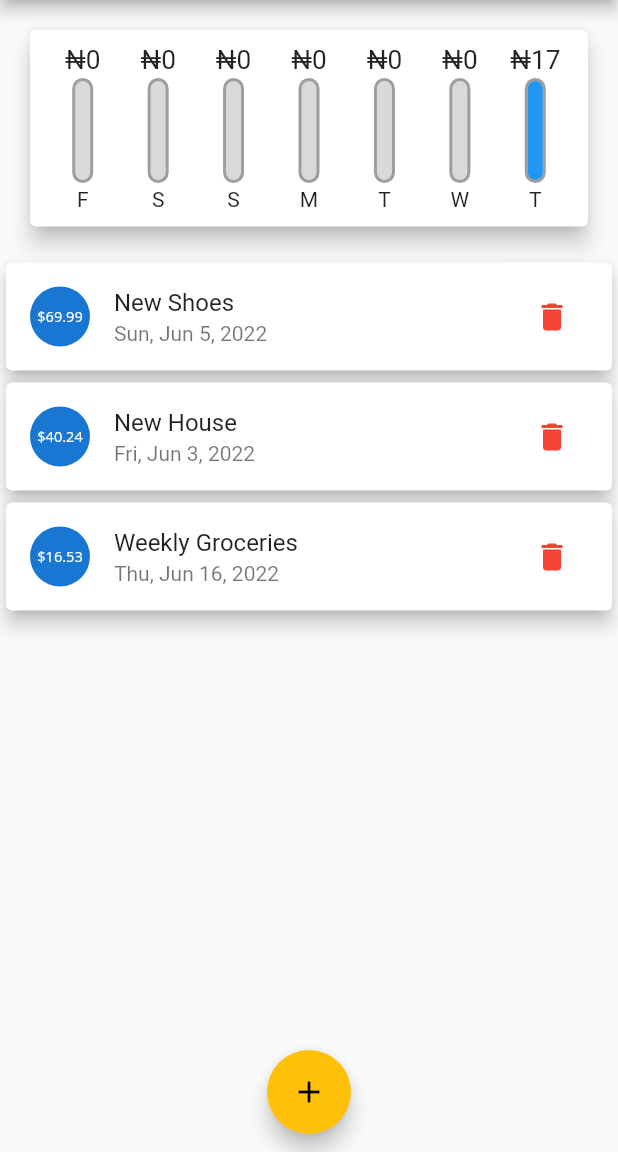
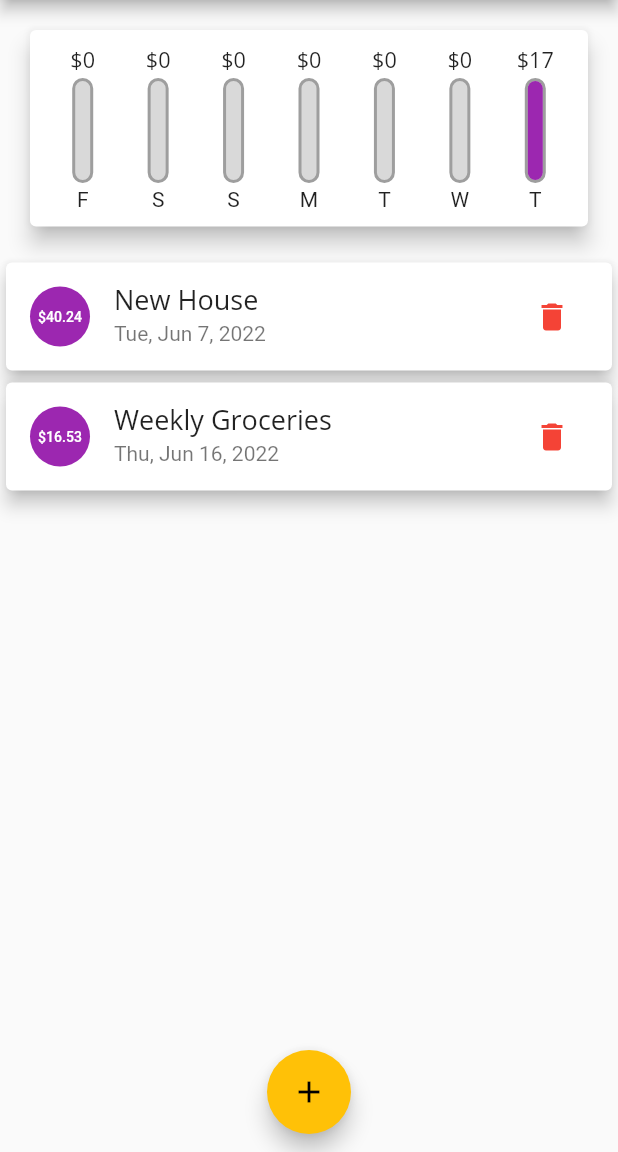
Before and after one commit to Cyph33r/myFinance, a Flutter app: the screen it shows after launch, after a tap on the "delete" icon, on a phone screen of 412 x 824 dp, the part 84-1236 px from its top. Run offline on Flutter 3.47's test engine with Material 2 defaults, Android fonts, the phone set to English and light mode, and no system bars; Roboto replaces fonts that are missing (Droid Sans).

Commit message:
made changes

```diff
--- a/lib/main.dart
+++ b/lib/main.dart
@@ -9,7 +9,7 @@ import 'models/transaction.dart';
 void main() => runApp(MyApp());
 
 class MyApp extends StatefulWidget {
-  MyApp({Key? key}) : super(key: key);
+  const MyApp({Key? key}) : super(key: key);
 
   @override
   State<MyApp> createState() => _MyAppState();
@@ -24,19 +24,19 @@ class _MyAppState extends State<MyApp> {
         colorScheme: ColorScheme.fromSwatch(
                 primarySwatch: Colors.purple, accentColor: Colors.amber)
             .copyWith(secondary: Colors.amber),
-        fontFamily: 'Quicksand',
+        fontFamily: 'Droid Sans',
         appBarTheme: AppBarTheme(
           titleTextStyle: ThemeData.dark()
               .textTheme
-              .subtitle2
+              .subtitle1
               ?.copyWith(fontSize: 20, fontFamily: 'OpenSans'),
         ),
         textTheme: ThemeData.light().textTheme.copyWith(
-              subtitle2: TextStyle(
-                fontWeight: FontWeight.bold,
-                fontSize: 17,
-                fontFamily: 'OpenSans',
-              ),
+              subtitle1: TextStyle(
+                  fontSize: 18,
+                  fontFamily: 'Quicksand',
+                  fontWeight: FontWeight.normal),
+              button: TextStyle(color: Colors.white),
             ),
       ),
       home: MyHomePage(),
@@ -45,28 +45,29 @@ class _MyAppState extends State<MyApp> {
 }
 
 class MyHomePage extends StatefulWidget {
-  MyHomePage({Key? key}) : super(key: key);
+  const MyHomePage({Key? key}) : super(key: key);
 
   @override
   State<MyHomePage> createState() => _MyHomePageState();
 }
 
 class _MyHomePageState extends State<MyHomePage> {
+  static int lastIndex = 0;
   final List<Transaction> userTransactions = [
     Transaction(
-      id: 1,
+      id: lastIndex++,
       title: 'New Shoes',
       amount: 69.99,
       date: DateTime(2022, 6, 5),
     ),
     Transaction(
-      id: 2,
+      id: lastIndex++,
       title: 'New House',
       amount: 40.24,
-      date: DateTime(2022, 6, 3),
+      date: DateTime(2022, 6, 7),
     ),
     Transaction(
-      id: 2,
+      id: lastIndex++,
       title: 'Weekly Groceries',
       amount: 16.53,
       date: DateTime.now(),
@@ -78,14 +79,20 @@ class _MyHomePageState extends State<MyHomePage> {
           transaction.date.isAfter(DateTime.now().subtract(Duration(days: 7))))
       .toList();
 
-  void addNewTransaction(String txTitle, double txAmount) {
+  void _addNewTransaction(
+      String txTitle, double txAmount, DateTime transactionDate) {
     Transaction newTx = Transaction(
       title: txTitle,
       amount: txAmount,
-      date: DateTime.now(),
-      id: DateTime.now().millisecondsSinceEpoch,
+      date: transactionDate,
+      id: lastIndex++,
     );
     setState(() => userTransactions.add(newTx));
+  }
+
+  void _deleteTransaction(int id) {
+    setState(() =>
+        userTransactions.removeWhere((transaction) => transaction.id == id));
   }
 
   void startNewTransaction(BuildContext context) {
@@ -95,7 +102,7 @@ class _MyHomePageState extends State<MyHomePage> {
           return GestureDetector(
             onTap: () {},
             behavior: HitTestBehavior.opaque,
-            child: NewTransaction(addNewTransaction),
+            child: NewTransaction(_addNewTransaction),
           );
         });
   }
@@ -120,7 +127,7 @@ class _MyHomePageState extends State<MyHomePage> {
           crossAxisAlignment: CrossAxisAlignment.stretch,
           children: <Widget>[
             Chart(recentTransactions),
-            TransactionList(userTransactions),
+            TransactionList(userTransactions,_deleteTransaction),
           ],
         ),
       ),
--- a/lib/models/transaction.dart
+++ b/lib/models/transaction.dart
@@ -1,5 +1,5 @@
 class Transaction {
-  int id;
+  final int id;
   String title;
   double amount;
   DateTime date;
@@ -11,4 +11,8 @@ class Transaction {
     required this.date,
   });
 
+  @override
+  String toString() {
+    return '[id: $id\ntitle: $title\namount: $amount\ndate: $date\n]';
+  }
 }
--- a/lib/widgets/chart.dart
+++ b/lib/widgets/chart.dart
@@ -5,12 +5,11 @@ import '../models/transaction.dart';
 import 'chart_bar.dart';
 
 class Chart extends StatelessWidget {
-  List<Transaction> recentTransaction;
+  final List<Transaction> recentTransaction;
 
-  Chart(this.recentTransaction, {Key? key}) : super(key: key);
+  const Chart(this.recentTransaction, {Key? key}) : super(key: key);
 
   List<Map<String, Object>> get groupedTransactions {
-    print(recentTransaction);
     return List.generate(7, (index) {
       final weekDay = DateTime.now().subtract(Duration(days: index));
       var totalAmount = 0.0;
@@ -21,12 +20,12 @@ class Chart extends StatelessWidget {
           totalAmount += transaction.amount;
         }
       }
-      print('amount $totalAmount');
       return {
         'day': DateFormat('E').format(weekDay)[0],
         'amount': totalAmount
       };
     }).reversed.toList();
+
   }
 
   double get totalSpending {
--- a/lib/widgets/chart_bar.dart
+++ b/lib/widgets/chart_bar.dart
@@ -6,7 +6,7 @@ class ChartBar extends StatelessWidget {
   final double pctOfTotalSpent;
 
   ChartBar(this.label, this.spending, this.pctOfTotalSpent, {Key? key})
-      : super(key: key) {}
+      : super(key: key);
 
   @override
   Widget build(BuildContext context) {
@@ -17,7 +17,8 @@ class ChartBar extends StatelessWidget {
           height: 20,
           child: FittedBox(
             child: Text(
-              '₦${spending.toStringAsFixed(0)}',
+              '\$${spending.toStringAsFixed(0)}',
+              style: Theme.of(context).textTheme.subtitle1,
             ),
           ),
         ),
@@ -34,11 +35,12 @@ class ChartBar extends StatelessWidget {
                   color: const Color.fromARGB(255, 217, 217, 217),
                   borderRadius: BorderRadius.circular(10)),
               child: FractionallySizedBox(
-                heightFactor: pctOfTotalSpent,
+                heightFactor:
+                    pctOfTotalSpent.isNaN ? 0 : pctOfTotalSpent,
                 alignment: Alignment.bottomCenter,
                 child: Container(
                   decoration: BoxDecoration(
-                    color: Theme.of(context).primaryColor,
+                    color: Theme.of(context).colorScheme.primary,
                     borderRadius: BorderRadius.circular(10),
                   ),
                 ),
--- a/lib/widgets/transaction_list.dart
+++ b/lib/widgets/transaction_list.dart
@@ -1,15 +1,18 @@
 // ignore_for_file: prefer_const_constructors
 
 import 'package:flutter/material.dart';
-import 'package:flutter/rendering.dart';
 import 'package:intl/intl.dart';
 import 'package:peronal_expenes_app/models/transaction.dart';
 import 'package:peronal_expenes_app/widgets/new_transaction.dart';
 
 class TransactionList extends StatelessWidget {
-  List<Transaction> transactions;
+  final List<Transaction> transactions;
+  final Function(int) removeTransaction;
 
-  TransactionList(this.transactions, {Key? key}) : super(key: key);
+  TransactionList(this.transactions, this.removeTransaction, {Key? key})
+      : super(key: key){
+    print(transactions);
+  }
 
   @override
   Widget build(BuildContext context) {
@@ -18,7 +21,7 @@ class TransactionList extends StatelessWidget {
             children: [
               Text(
                 "No Transactions added yet",
-                style: Theme.of(context).textTheme.subtitle2,
+                style: Theme.of(context).textTheme.subtitle1,
               ),
               const SizedBox(
                 height: 20,
@@ -41,11 +44,14 @@ class TransactionList extends StatelessWidget {
                     elevation: 5,
                     child: ListTile(
                       leading: CircleAvatar(
+                        backgroundColor: Theme.of(context).colorScheme.primary,
                         child: FittedBox(
                           child: Padding(
                             padding: const EdgeInsets.all(8.0),
                             child: Text(
-                                '\$${transactions[index].amount.toStringAsFixed(2)}'),
+                              '\$${transactions[index].amount.toStringAsFixed(2)}',
+                              style: Theme.of(context).textTheme.button,
+                            ),
                           ),
                         ),
                       ),
@@ -54,11 +60,13 @@ class TransactionList extends StatelessWidget {
                         DateFormat.yMMMEd().format(transactions[index].date),
                       ),
                       trailing: IconButton(
-                        splashColor: Theme.of(context).primaryColor,
-                        focusColor: Theme.of(context).primaryColor,
-                        hoverColor: Theme.of(context).primaryColor,
-                        icon: Icon(Icons.delete,color: Colors.red,),
-                        onPressed: () {},
+                        color: Theme.of(context).errorColor,
+                        icon: Icon(
+                          Icons.delete,
+                          color: Colors.red,
+                        ),
+                        onPressed: () =>
+                            removeTransaction(transactions[index].id),
                       ),
                     ),
                   );
```
Also changed, not shown: lib/widgets/new_transaction.dart (+66 -18 lines), 8 other files.
